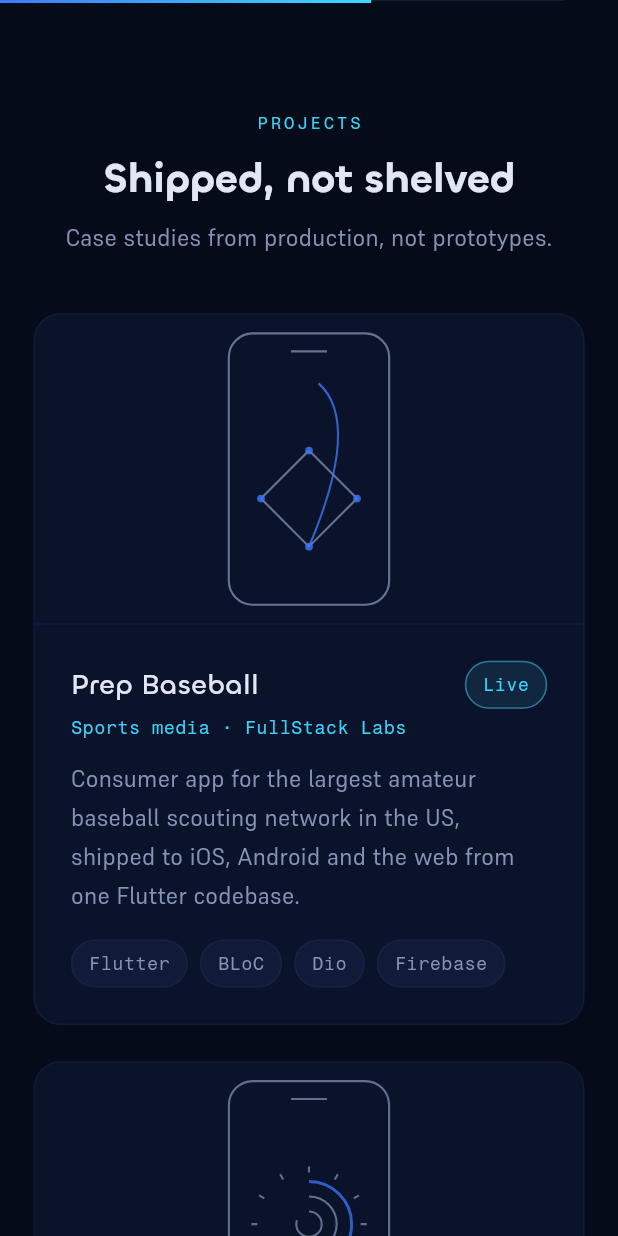
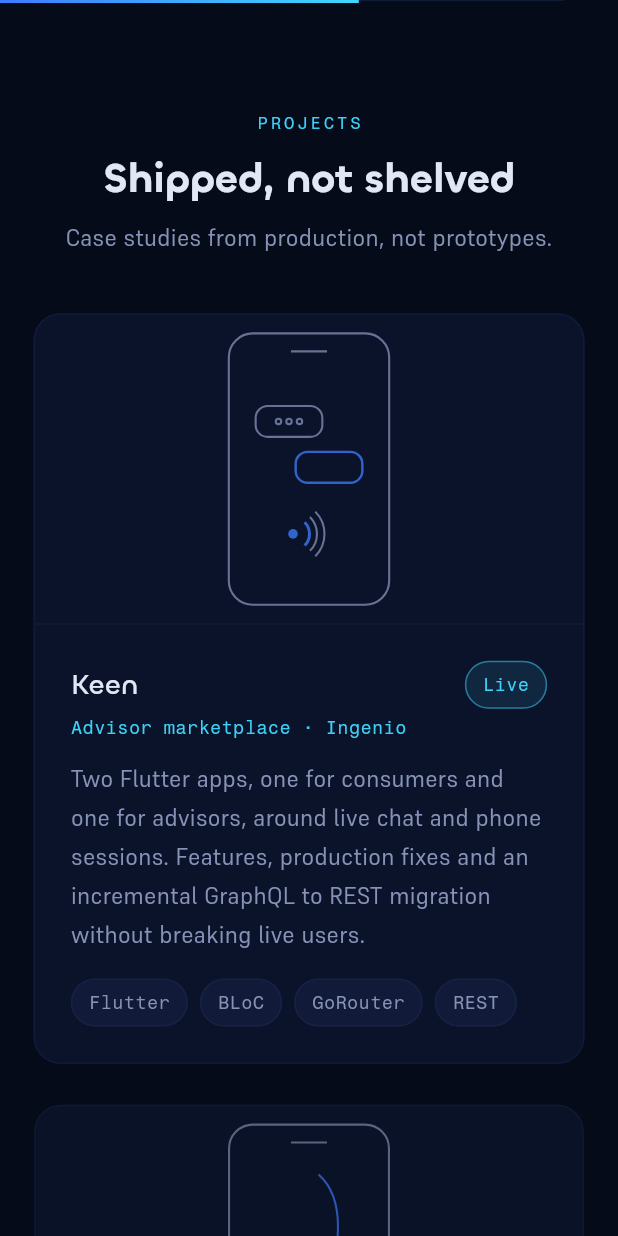
Before and after one commit to JAriasCode/portfolio, a Flutter app: the screen it shows after launch, after a tap on "projects", on a phone screen of 412 x 824 dp. Run offline on Flutter 3.47's test engine with Material 3 defaults, Android fonts, the phone set to English and light mode, and no system bars; our stand-ins replace web.

Commit message:
feat: add Ingenio (Keen) and Tempo to experience and projects

```diff
--- a/lib/content.dart
+++ b/lib/content.dart
@@ -23,20 +23,23 @@
   ];
 
   static const heroStatement =
-      'I build production mobile apps in Flutter: sports media, nutrition, '
-      'banking and property management. Four live products, one codebase '
-      'each, shipped to both stores and the web.';
+      'I build production mobile apps in Flutter: advisor marketplaces, '
+      'sports media, nutrition, banking and tabletop gaming. Six live '
+      'products, one codebase each, shipped to both stores and the web.';
 
   static const aboutTitle = 'Career story';
   static const aboutLead =
       'From full-stack logistics to my own products in Flutter.';
   static const aboutBody =
       'I write Dart for a living and then keep writing it after hours. '
-      'Days go to Prep Baseball through FullStack Labs, the consumer app '
-      'of the largest amateur baseball scouting network in the US. Nights '
-      'go to NuMbi, my freemium nutrition app for the Costa Rican market, '
-      'and to Vivco, the condominium platform our four-person team is '
-      'building.\n\n'
+      'Days are split between two US clients: Ingenio, through Svitla, '
+      'where I work on the Keen consumer and advisor apps, and Prep '
+      'Baseball, through FullStack Labs, the consumer app of the largest '
+      'amateur baseball scouting network in the US. Nights go to my own '
+      'products: NuMbi, a freemium nutrition app for the Costa Rican '
+      'market, and Tempo, a life counter and table clock for tabletop card '
+      'games, plus Vivco, the condominium platform our four-person team '
+      'is building.\n\n'
       'Before that I spent three years leading MutualMovil, mobile banking '
       'for a Costa Rican mutual that passed 100,000 downloads, migrating it '
       'from two native codebases into one Flutter app. And I got my '
@@ -68,7 +71,7 @@
 }
 
 const stats = [
-  Stat(4, '+', 'Apps in production'),
+  Stat(6, '+', 'Apps in production'),
   Stat(100, 'K+', 'Downloads on MutualMovil'),
   Stat(4, '', 'State management stacks'),
   Stat(2, '', 'App stores, plus web'),
@@ -98,9 +101,33 @@
 
 const experience = [
   Experience(
+    role: 'Senior Mobile Engineer',
+    org: 'Svitla · Ingenio',
+    period: 'Sep 2026 - Present',
+    status: 'Current',
+    summary:
+        'Keen, an advisor marketplace with live chat and calls. I work '
+        'across both Flutter apps, the consumer app and the advisor app, '
+        'shipping features and fixes and leading the advisor app migration '
+        'from GraphQL to REST.',
+    tags: ['Flutter', 'BLoC', 'GetIt', 'REST + GraphQL', 'Sentry'],
+  ),
+  Experience(
+    role: 'Founder & Developer',
+    org: 'Tempo',
+    period: 'Aug 2026 - Present',
+    status: 'Live',
+    summary:
+        'All-in-one table companion for card game nights: life counter and '
+        'per-player chess clock on one phone lying flat in the middle of '
+        'the table, with every quadrant rotated to face its seat. Offline, '
+        'no account, live on the App Store.',
+    tags: ['Flutter', 'Riverpod', 'Clean architecture', 'Offline'],
+  ),
+  Experience(
     role: 'Mobile Lead',
     org: 'Poker Jacks · Vivco',
-    period: 'May 2026 – Present',
+    period: 'May 2026 - Present',
     status: 'In development',
     summary:
         'Condominium management platform for Costa Rica: visitor passes, '
@@ -111,7 +138,7 @@
   Experience(
     role: 'Flutter Engineer',
     org: 'FullStack Labs · Prep Baseball',
-    period: '2025 – Present',
+    period: '2025 - Present',
     status: 'Current',
     summary:
         'Consumer app for the largest amateur baseball scouting network in '
@@ -123,7 +150,7 @@
   Experience(
     role: 'Founder & Developer',
     org: 'NuMbi',
-    period: '2024 – Present',
+    period: '2024 - Present',
     status: 'Live',
     summary:
         'Freemium nutrition app for the Costa Rican market: macro '
@@ -135,7 +162,7 @@
   Experience(
     role: 'Flutter Developer',
     org: 'Grupo Mutual · MutualMovil',
-    period: '2022 – 2025',
+    period: '2022 - 2025',
     status: 'Live',
     summary:
         'Led Flutter development of a mutual banking app that passed '
@@ -147,7 +174,7 @@
   Experience(
     role: 'Software Developer',
     org: 'ePRAC Supply',
-    period: '2020 – 2022',
+    period: '2020 - 2022',
     status: 'Shipped',
     summary:
         'Three logistics platforms in daily operation: warehouse '
@@ -231,9 +258,20 @@
   });
 }
 
-enum ProjectMotif { diamond, rings, card, grid, plug, boxes }
+enum ProjectMotif { chat, diamond, rings, hourglass, card, grid, plug, boxes }
 
 const projects = [
+  Project(
+    name: 'Keen',
+    subtitle: 'Advisor marketplace · Ingenio',
+    status: 'Live',
+    description:
+        'Two Flutter apps, one for consumers and one for advisors, around '
+        'live chat and phone sessions. Features, production fixes and an '
+        'incremental GraphQL to REST migration without breaking live users.',
+    tags: ['Flutter', 'BLoC', 'GoRouter', 'REST'],
+    motif: ProjectMotif.chat,
+  ),
   Project(
     name: 'Prep Baseball',
     subtitle: 'Sports media · FullStack Labs',
@@ -256,6 +294,17 @@
         'directly.',
     tags: ['Flutter', 'Riverpod', 'Firestore', 'FCM'],
     motif: ProjectMotif.rings,
+  ),
+  Project(
+    name: 'Tempo',
+    subtitle: 'Tabletop gaming · Own product',
+    status: 'Live',
+    description:
+        'Life counter and chess clock for 2 to 4 players sharing one phone. '
+        'Seat-rotated quadrants, commander damage, card art backgrounds and '
+        'saved player profiles. Built, branded and shipped solo.',
+    tags: ['Flutter', 'Riverpod', 'CustomPainter', 'Offline'],
+    motif: ProjectMotif.hourglass,
   ),
   Project(
     name: 'MutualMovil',
@@ -310,10 +359,16 @@
 }
 
 const labDemos = [
-  LabDemo('Spring physics',
-      'Drag the orb and let go. SpringSimulation brings it home.'),
-  LabDemo('Staggered intervals',
-      'One controller, five bars, offset Interval curves. Tap to replay.'),
-  LabDemo('Implicit morph',
-      'Tap to morph. AnimatedContainer does all the work.'),
+  LabDemo(
+    'Spring physics',
+    'Drag the orb and let go. SpringSimulation brings it home.',
+  ),
+  LabDemo(
+    'Staggered intervals',
+    'One controller, five bars, offset Interval curves. Tap to replay.',
+  ),
+  LabDemo(
+    'Implicit morph',
+    'Tap to morph. AnimatedContainer does all the work.',
+  ),
 ];
--- a/lib/widgets/motifs.dart
+++ b/lib/widgets/motifs.dart
@@ -12,8 +12,11 @@
   final ProjectMotif motif;
   final bool hovered;
 
-  const ProjectMotifView(
-      {super.key, required this.motif, this.hovered = false});
+  const ProjectMotifView({
+    super.key,
+    required this.motif,
+    this.hovered = false,
+  });
 
   @override
   Widget build(BuildContext context) {
@@ -64,10 +67,18 @@
     );
 
     final screen = Rect.fromLTRB(
-        phone.left + 9, phone.top + 22, phone.right - 9, phone.bottom - 12);
+      phone.left + 9,
+      phone.top + 22,
+      phone.right - 9,
+      phone.bottom - 12,
+    );
     canvas.save();
     canvas.clipRect(screen);
     switch (motif) {
+      case ProjectMotif.chat:
+        _paintChat(canvas, screen);
+      case ProjectMotif.hourglass:
+        _paintHourglass(canvas, screen);
       case ProjectMotif.diamond:
         _paintDiamond(canvas, screen);
       case ProjectMotif.rings:
@@ -82,6 +93,89 @@
         _paintBoxes(canvas, screen);
     }
     canvas.restore();
+  }
+
+  /// Keen: two chat bubbles (consumer and advisor) plus a call wave.
+  void _paintChat(Canvas canvas, Rect r) {
+    final bw = r.width * 0.5, bh = r.height * 0.14;
+    // Incoming bubble on the left, outgoing (accent) on the right.
+    final incoming = Rect.fromLTWH(
+      r.left + r.width * 0.1,
+      r.top + r.height * 0.18,
+      bw,
+      bh,
+    );
+    final outgoing = Rect.fromLTWH(
+      r.right - r.width * 0.1 - bw,
+      incoming.bottom + 10,
+      bw,
+      bh,
+    );
+    canvas.drawRRect(
+      RRect.fromRectAndRadius(incoming, const Radius.circular(8)),
+      _stroke,
+    );
+    canvas.drawRRect(
+      RRect.fromRectAndRadius(outgoing, const Radius.circular(8)),
+      _accent..strokeWidth = 1.6,
+    );
+    // Typing dots inside the incoming bubble.
+    for (var i = -1; i <= 1; i++) {
+      canvas.drawCircle(incoming.center + Offset(i * 7.0, 0), 1.8, _stroke);
+    }
+    // Live call: a dot with sound arcs radiating out under the chat.
+    final callC = Offset(
+      r.center.dx - r.width * 0.12,
+      r.bottom - r.height * 0.24,
+    );
+    canvas.drawCircle(callC, 3.2, _accentFill);
+    for (var i = 1; i <= 3; i++) {
+      canvas.drawArc(
+        Rect.fromCircle(center: callC, radius: 6.0 + i * 5),
+        -pi / 4,
+        pi / 2,
+        false,
+        i == 1 ? _accent : _stroke,
+      );
+    }
+  }
+
+  /// Tempo: hourglass with a heartbeat in the sand, the app's own mark.
+  void _paintHourglass(Canvas canvas, Rect r) {
+    final c = r.center;
+    final w = r.width * 0.28, h = r.height * 0.3;
+    // Top and bottom caps.
+    canvas.drawLine(
+      Offset(c.dx - w, c.dy - h),
+      Offset(c.dx + w, c.dy - h),
+      _stroke,
+    );
+    canvas.drawLine(
+      Offset(c.dx - w, c.dy + h),
+      Offset(c.dx + w, c.dy + h),
+      _stroke,
+    );
+    // Glass: two triangles meeting at the waist.
+    final glass = Path()
+      ..moveTo(c.dx - w * 0.8, c.dy - h)
+      ..lineTo(c.dx, c.dy)
+      ..lineTo(c.dx + w * 0.8, c.dy - h)
+      ..moveTo(c.dx - w * 0.8, c.dy + h)
+      ..lineTo(c.dx, c.dy)
+      ..lineTo(c.dx + w * 0.8, c.dy + h);
+    canvas.drawPath(glass, _stroke);
+    // Sand pile at the bottom drawn as a pulse line.
+    final pulseY = c.dy + h * 0.72;
+    final pulse = Path()
+      ..moveTo(c.dx - w * 0.55, pulseY)
+      ..lineTo(c.dx - w * 0.15, pulseY)
+      ..lineTo(c.dx - w * 0.05, pulseY - h * 0.3)
+      ..lineTo(c.dx + w * 0.08, pulseY + h * 0.12)
+      ..lineTo(c.dx + w * 0.18, pulseY)
+      ..lineTo(c.dx + w * 0.55, pulseY);
+    canvas.drawPath(pulse, _accent..strokeWidth = 1.6);
+    // Falling grain through the waist.
+    canvas.drawCircle(Offset(c.dx, c.dy + h * 0.22), 1.8, _accentFill);
   }
 
   /// Prep Baseball: infield diamond with base dots and a fly-ball arc.
@@ -106,7 +200,11 @@
     final arc = Path()
       ..moveTo(c.dx, c.dy + d)
       ..quadraticBezierTo(
-          c.dx + d * 1.1, c.dy - d * 1.6, c.dx + d * 0.2, c.dy - d * 2.4);
+        c.dx + d * 1.1,
+        c.dy - d * 1.6,
+        c.dx + d * 0.2,
+        c.dy - d * 2.4,
+      );
     canvas.drawPath(arc, _accent..strokeWidth = 1.4);
   }
 
@@ -117,8 +215,13 @@
     for (var i = 0; i < 3; i++) {
       final radius = maxR - i * 10.0;
       final sweep = pi * (1.1 + i * 0.25);
-      canvas.drawArc(Rect.fromCircle(center: c, radius: radius), -pi / 2,
-          sweep, false, i == 0 ? _accent : _stroke);
+      canvas.drawArc(
+        Rect.fromCircle(center: c, radius: radius),
+        -pi / 2,
+        sweep,
+        false,
+        i == 0 ? _accent : _stroke,
+      );
     }
     for (var a = 0; a < 12; a++) {
       final angle = a * pi / 6;
@@ -133,21 +236,33 @@
     final card = Rect.fromCenter(
       center: Offset(r.center.dx, r.center.dy - r.height * 0.12),
       width: r.width * 0.6,
-        height: r.width * 0.38);
+      height: r.width * 0.38,
+    );
     canvas.drawRRect(
-        RRect.fromRectAndRadius(card, const Radius.circular(7)), _stroke);
+      RRect.fromRectAndRadius(card, const Radius.circular(7)),
+      _stroke,
+    );
     canvas.drawRRect(
       RRect.fromRectAndRadius(
         Rect.fromLTWH(card.left + 9, card.top + 10, 14, 11),
-          const Radius.circular(2)),
+        const Radius.circular(2),
+      ),
       _accent..strokeWidth = 1.4,
     );
-    canvas.drawLine(Offset(card.left + 9, card.bottom - 10),
-        Offset(card.left + card.width * 0.55, card.bottom - 10), _stroke);
+    canvas.drawLine(
+      Offset(card.left + 9, card.bottom - 10),
+      Offset(card.left + card.width * 0.55, card.bottom - 10),
+      _stroke,
+    );
     final fc = Offset(r.center.dx, card.bottom + r.height * 0.2);
     for (var i = 1; i <= 3; i++) {
-      canvas.drawArc(Rect.fromCircle(center: fc, radius: i * 6.0), pi * 1.15,
-          pi * 0.7, false, i == 2 ? _accent : _stroke);
+      canvas.drawArc(
+        Rect.fromCircle(center: fc, radius: i * 6.0),
+        pi * 1.15,
+        pi * 0.7,
+        false,
+        i == 2 ? _accent : _stroke,
+      );
     }
   }
 
@@ -161,7 +276,11 @@
     for (var row = 0; row < rows; row++) {
       for (var col = 0; col < cols; col++) {
         final cell = Rect.fromLTWH(
-            startX + col * (w + 5), startY + row * (h + 5), w, h);
+          startX + col * (w + 5),
+          startY + row * (h + 5),
+          w,
+          h,
+        );
         if (rng.nextDouble() < 0.22) {
           canvas.drawRect(cell, _accentFill);
         } else {
@@ -179,26 +298,35 @@
     final leftBox = Rect.fromCenter(
       center: Offset(r.center.dx, r.center.dy - r.height * 0.24),
       width: r.width * 0.42,
-        height: r.height * 0.2);
+      height: r.height * 0.2,
+    );
     final rightBox = Rect.fromCenter(
       center: Offset(r.center.dx, r.center.dy + r.height * 0.24),
       width: r.width * 0.42,
-        height: r.height * 0.2);
+      height: r.height * 0.2,
+    );
     canvas.drawRRect(
-        RRect.fromRectAndRadius(leftBox, const Radius.circular(5)), _stroke);
+      RRect.fromRectAndRadius(leftBox, const Radius.circular(5)),
+      _stroke,
+    );
     canvas.drawRRect(
       RRect.fromRectAndRadius(rightBox, const Radius.circular(5)),
-        _stroke);
+      _stroke,
+    );
     // Connecting cable with a plug node in the middle.
-    canvas.drawLine(Offset(r.center.dx, leftBox.bottom),
-        Offset(r.center.dx, rightBox.top), _accent);
+    canvas.drawLine(
+      Offset(r.center.dx, leftBox.bottom),
+      Offset(r.center.dx, rightBox.top),
+      _accent,
+    );
     canvas.drawCircle(r.center, 4, _accentFill);
     // Small "data" ticks flowing along the cable.
     for (var i = -1; i <= 1; i += 2) {
       canvas.drawCircle(
         Offset(r.center.dx, r.center.dy + i * r.height * 0.12),
         1.8,
-          _accentFill);
+        _accentFill,
+      );
     }
   }
 
@@ -211,15 +339,26 @@
     // Pyramid of crates: two on the floor, one centered on top.
     final crates = [
       Rect.fromCenter(
-          center: Offset(c.dx - s * 0.55, bottomY), width: s, height: s),
+        center: Offset(c.dx - s * 0.55, bottomY),
+        width: s,
+        height: s,
+      ),
       Rect.fromCenter(
-          center: Offset(c.dx + s * 0.55, bottomY), width: s, height: s),
+        center: Offset(c.dx + s * 0.55, bottomY),
+        width: s,
+        height: s,
+      ),
       Rect.fromCenter(
-          center: Offset(c.dx, bottomY - s - 3), width: s, height: s),
+        center: Offset(c.dx, bottomY - s - 3),
+        width: s,
+        height: s,
+      ),
     ];
     for (final crate in crates) {
       canvas.drawRRect(
-          RRect.fromRectAndRadius(crate, const Radius.circular(3)), _stroke);
+        RRect.fromRectAndRadius(crate, const Radius.circular(3)),
+        _stroke,
+      );
     }
     // Barcode strokes on the top crate: the scanned SKU.
     final top = crates[2];
@@ -228,13 +367,17 @@
       canvas.drawLine(
         Offset(x, top.top + s * 0.24),
         Offset(x, top.bottom - s * 0.24),
-          i == 1 ? (_accent..strokeWidth = 1.6) : _stroke);
+        i == 1 ? (_accent..strokeWidth = 1.6) : _stroke,
+      );
     }
     // Dotted route with a destination dot: merchandise on the move.
     final routeY = bottomY + s * 0.85;
     for (var i = 0; i < 5; i++) {
       canvas.drawCircle(
-          Offset(c.dx - s * 1.1 + i * s * 0.5, routeY), 1.6, _accentFill);
+        Offset(c.dx - s * 1.1 + i * s * 0.5, routeY),
+        1.6,
+        _accentFill,
+      );
     }
     canvas.drawCircle(Offset(c.dx + s * 1.4, routeY), 3.2, _accentFill);
   }
```
Lines whose indentation alone changed are shown as unchanged.
